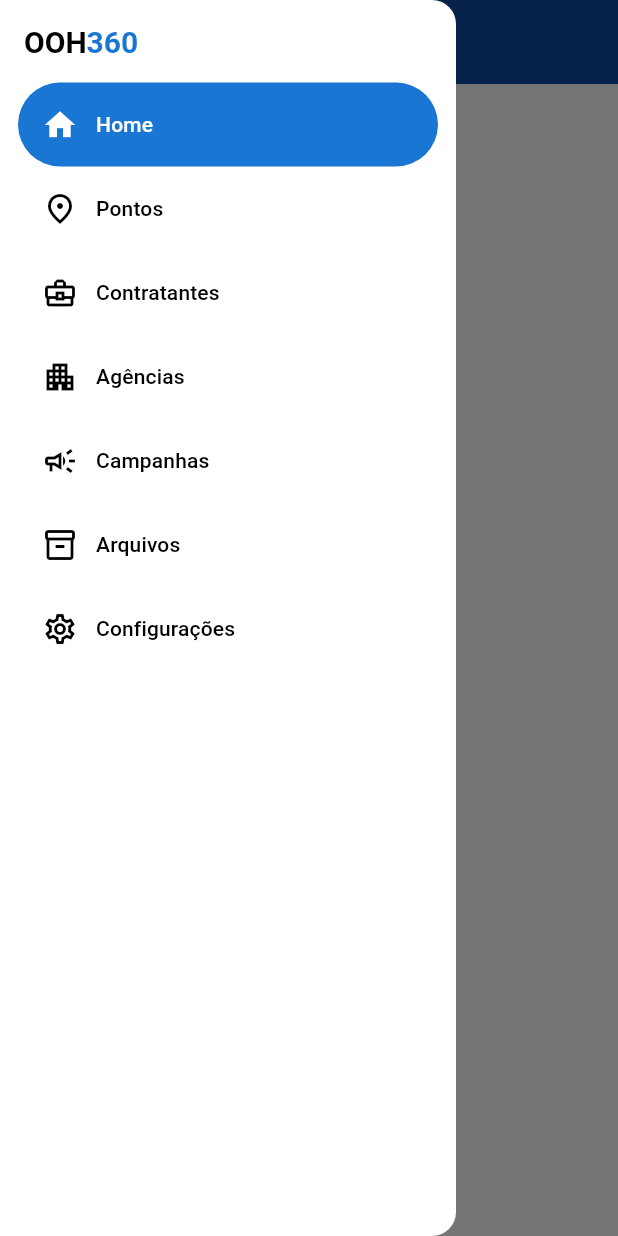
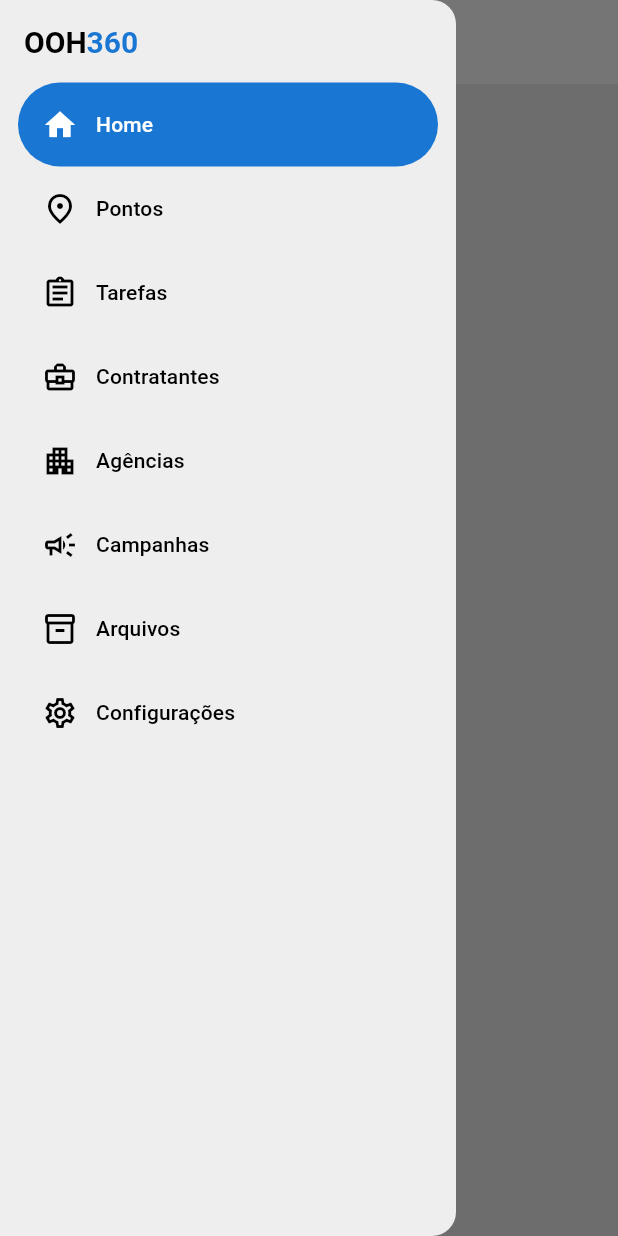
Before and after one commit to vitorbanuth/mediamesh-mobile, a Flutter app: the screen it shows after launch, with the side drawer open, on a phone screen of 412 x 824 dp. Run offline on Flutter 3.47's test engine with Material 3 defaults, Android fonts, the phone set to English and light mode, and no system bars; our stand-ins replace flutter_slidable.

Commit message:
feat: task drawer btn, routes fix, style fix

```diff
--- a/lib/main.dart
+++ b/lib/main.dart
@@ -5,6 +5,7 @@ import 'agencias/agencias.dart';
 import 'arquivos/arquivos.dart';
 import 'campanhas/campanhas.dart';
 import 'configuracoes/configuracoes.dart';
+import 'tasks/tasks.dart';
 import 'home/home.dart';
 
 // import 'assets/';
@@ -13,13 +14,14 @@ void main() {
 }
 
 const drawerRoutes = {
+  0: '/home',
   1: '/pontos',
-  2: '/contratantes',
-  3: '/agencias',
-  4: '/arquivos',
+  2: '/tarefas',
+  3: '/contratantes',
+  4: '/agencias',
   5: '/campanhas',
-  6: '/configuracoes',
-  7: '/home',
+  6: '/arquivos',
+  7: '/configuracoes',
 };
 
 class MyApp extends StatelessWidget {
@@ -30,14 +32,23 @@ class MyApp extends StatelessWidget {
     return MaterialApp(
       title: 'Mediamesh',
       theme: ThemeData(
+        appBarTheme: AppBarTheme(
+          backgroundColor: Colors.blue.shade900,
+          titleTextStyle: TextStyle(
+            color: Colors.white,
+            fontSize: 24,
+            fontWeight: FontWeight.bold,
+          ),
+          iconTheme: IconThemeData(color: Colors.white),
+        ),
         colorScheme: ColorScheme(
-          primary: Colors.blue.shade900,
+          primary: Colors.white,
           onPrimary: Colors.white,
           secondary: Colors.blue.shade700,
           onSecondary: Colors.white,
           error: Colors.red.shade700,
           onError: Colors.white,
-          surface: Colors.white,
+          surface: Colors.grey.shade200,
           onSurface: Colors.black,
           brightness: Brightness.light,
         ),
@@ -47,6 +58,7 @@ class MyApp extends StatelessWidget {
         '/pontos': (context) => const Pontos(),
         '/contratantes': (context) => const Contratantes(),
         '/agencias': (context) => const Agencias(),
+        '/tarefas': (context) => const Tarefas(),
         '/arquivos': (context) => const Arquivos(),
         '/campanhas': (context) => const Campanhas(),
         '/configuracoes': (context) => const Configuracoes(),
@@ -66,27 +78,16 @@ class MyHomePage extends StatefulWidget {
 }
 
 class _MyHomePageState extends State<MyHomePage> {
-  // int _counter = 0;
-
-  // void _incrementCounter() {
-  //   setState(() {
-  //     // This call to setState tells the Flutter framework that something has
-  //     // changed in this State, which causes it to rerun the build method below
-  //     // so that the display can reflect the updated values. If we changed
-  //     // _counter without calling setState(), then the build method would not be
-  //     // called again, and so nothing would appear to happen.
-  //     _counter++;
-  //   });
-  // }
-
   @override
   Widget build(BuildContext context) {
     return Scaffold(
       appBar: AppBar(
         backgroundColor: Theme.of(context).colorScheme.primary,
+        iconTheme: IconThemeData(color: Colors.black),
         title: Image.asset('assets/image.png', height: 40),
       ),
       drawer: NavigationDrawer(
+
         onDestinationSelected: (index) {
           final route = drawerRoutes[index];
           if (route != null) {
@@ -125,6 +126,11 @@ class _MyHomePageState extends State<MyHomePage> {
             label: Text("Pontos"),
           ),
           NavigationDrawerDestination(
+            icon: Icon(Icons.assignment_outlined),
+            selectedIcon: Icon(Icons.assignment),
+            label: Text("Tarefas"),
+          ),
+          NavigationDrawerDestination(
             icon: Icon(Icons.business_center_outlined),
             selectedIcon: Icon(Icons.business_center),
             label: Text("Contratantes"),
--- a/lib/pontos/new_pops.dart
+++ b/lib/pontos/new_pops.dart
@@ -326,6 +326,7 @@ class _NewPopsState extends State<NewPops> {
 
               // Botão salvar
               ElevatedButton(
+
                 onPressed: () async {
                   if (_formKey.currentState!.validate()) {
                     try {
@@ -361,7 +362,10 @@ class _NewPopsState extends State<NewPops> {
                     // Navigator.pop(context);
                   }
                 },
-                child: const Text("Salvar"),
+                style: ElevatedButton.styleFrom(
+                  backgroundColor: Colors.blue
+                ),
+                child: const Text("Salvar", style: TextStyle(color: Colors.white),),
               ),
             ],
           ),
--- /dev/null
+++ b/lib/tasks/tasks.dart
@@ -0,0 +1,20 @@
+import 'package:flutter/material.dart';
+import 'package:http/http.dart' as http;
+
+class Tarefas extends StatelessWidget {
+  const Tarefas({super.key});
+
+  Future<http.Response> fetchAlbum() {
+    return http.get(Uri.parse('https://jsonplaceholder.typicode.com/albums/1'));
+  }
+
+  @override
+  Widget build(BuildContext context) {
+    return Scaffold(
+      appBar: AppBar(title: const Text("Contratantes")),
+      body: const Center(
+        child: Text("Tela de tarefas!", style: TextStyle(fontSize: 20)),
+      ),
+    );
+  }
+}
```
Also changed, not shown: lib/pontos/pops.dart (+24 -46 lines).
